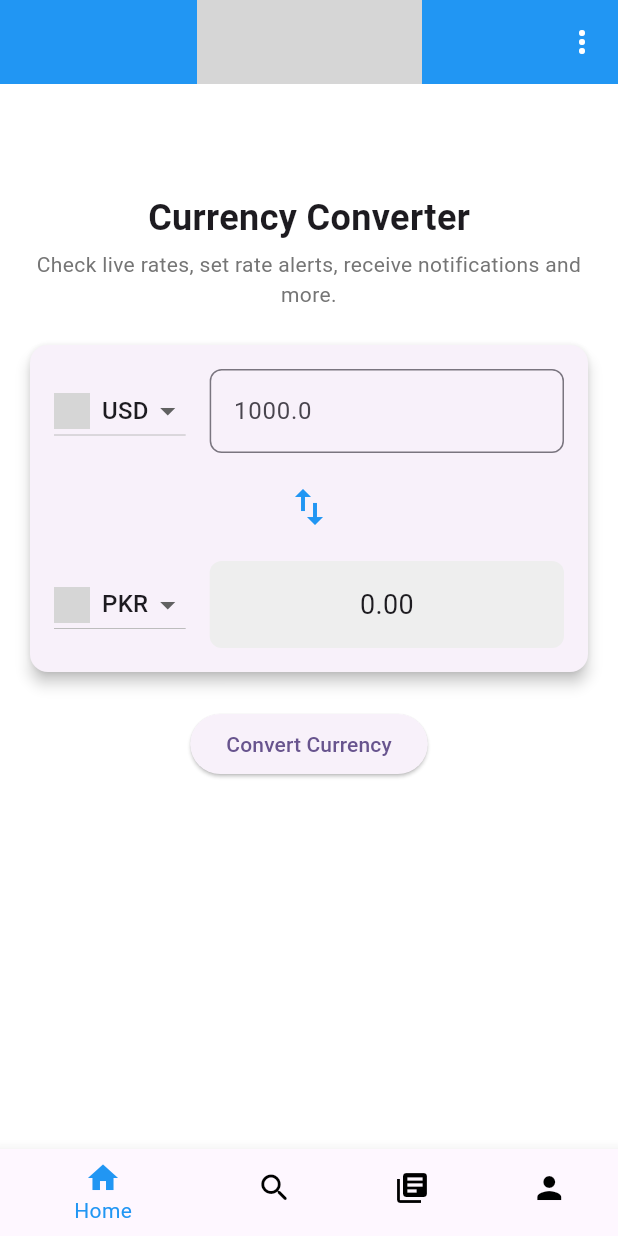
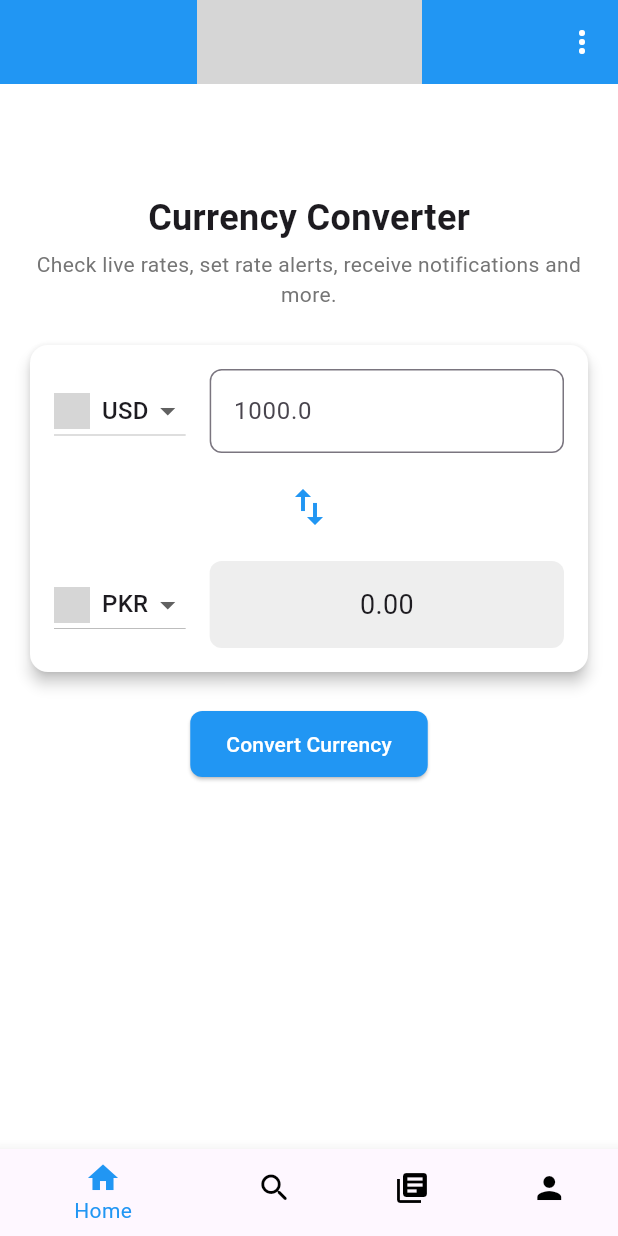
Before and after one commit to ahmedrazaaligithub/currensee-flutter, a Flutter app: the screen it shows after launch, on a phone screen of 412 x 824 dp. Run offline on Flutter 3.47's test engine with Material 3 defaults, Android fonts, the phone set to English and light mode, and no system bars; our stand-ins replace cloud_firestore, firebase_auth, firebase_core, fl_chart; accounts and stored records are empty; network calls fail; grey boxes are pictures that could not be loaded.

Commit message:
design update

```diff
--- a/lib/curense.dart
+++ b/lib/curense.dart
@@ -171,7 +171,9 @@ class _CurrencyConverterUIState extends State<CurrencyConverterUI> {
             Card(
               shape: RoundedRectangleBorder(
                 borderRadius: BorderRadius.circular(12),
+
               ),
+              color: Colors.white,
               elevation: 4,
               child: Padding(
                 padding: const EdgeInsets.all(16.0),
@@ -276,9 +278,17 @@ class _CurrencyConverterUIState extends State<CurrencyConverterUI> {
             ),
             SizedBox(height: 20),
             ElevatedButton(
-              onPressed: convertCurrency,
-              child: Text("Convert Currency"),
-            ),
+  onPressed: convertCurrency,
+  style: ElevatedButton.styleFrom(
+    backgroundColor: Colors.blue, // Set the background color to blue
+    foregroundColor: Colors.white, // Set the text color to white
+    padding: const EdgeInsets.symmetric(vertical: 12, horizontal: 24), // Optional padding
+    shape: RoundedRectangleBorder(
+      borderRadius: BorderRadius.circular(8), // Optional rounded corners
+    ),
+  ),
+  child: const Text("Convert Currency"),
+),
           ],
         ),
       ),
```
Also changed, not shown: lib/buttom_bar.dart (+158 -0 lines).
